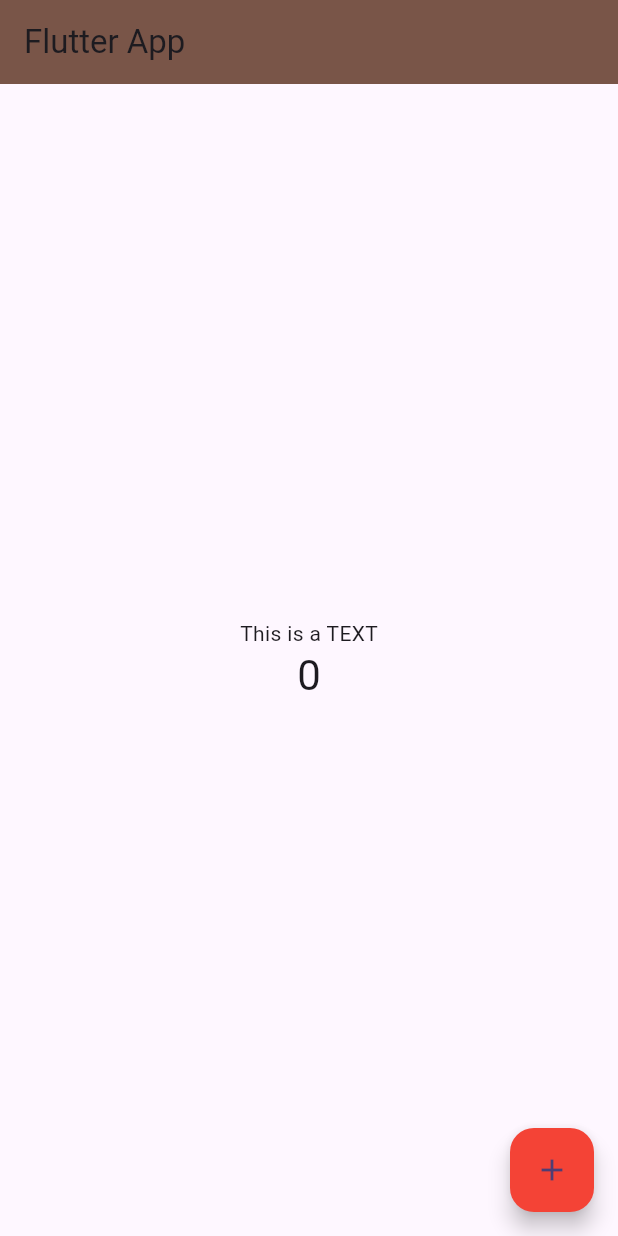
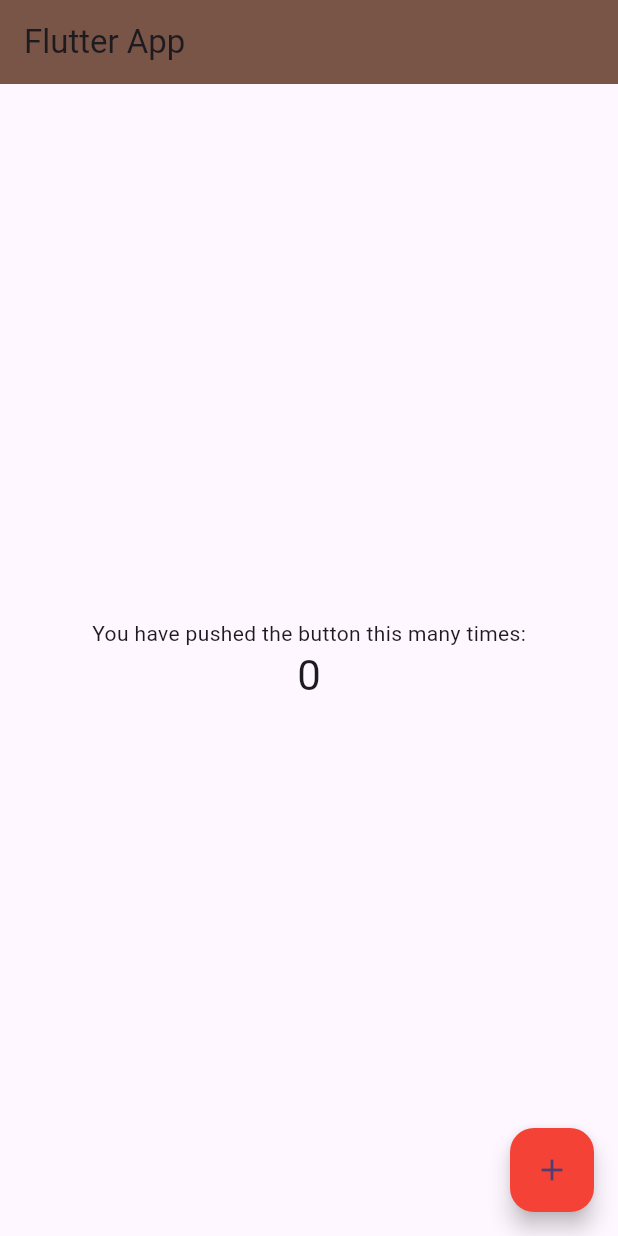
Before and after one commit to namjameseu/flutter-app-test, a Flutter app: the screen it shows after launch, on a phone screen of 412 x 824 dp. Run offline on Flutter 3.47's test engine with Material 3 defaults, Android fonts, the phone set to English and light mode, and no system bars.

Commit message:
update main.dart

```diff
--- a/lib/main.dart
+++ b/lib/main.dart
@@ -51,7 +51,7 @@ class _MyHomePageState extends State<MyHomePage> {
           mainAxisAlignment: MainAxisAlignment.center,
           children: <Widget>[
             const Text(
-              'This is a TEXT',
+              'You have pushed the button this many times:',
             ),
             Text(
               '$_counter',
```
